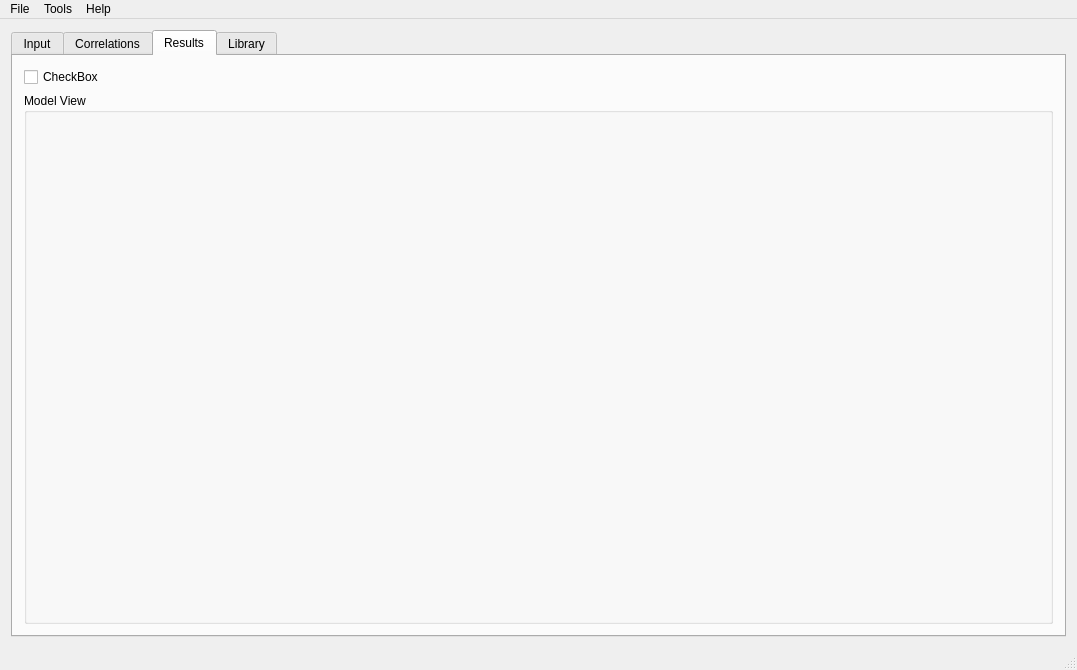
First picture: the form in mainwindow.ui, repository ateixeira0163/PCHE, before the edit.
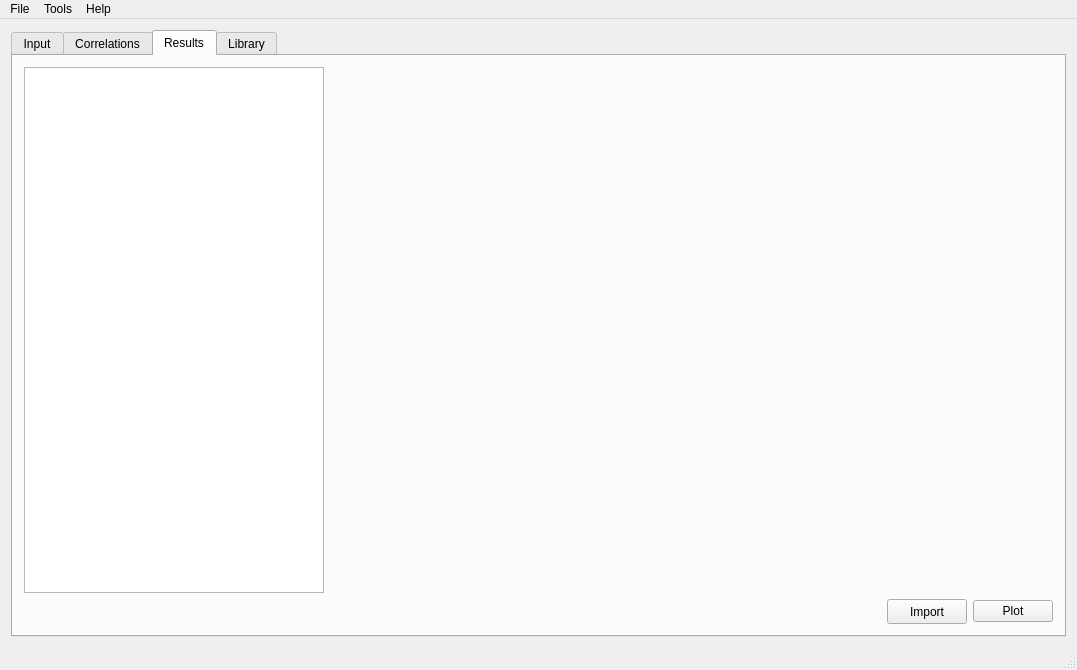
Second picture: the form after the edit. The open tabs and pages were chosen to show the change. Icons and pictures are not drawn. Custom widgets are drawn as their Qt base class.

Commit message: - Add import/plot results data

```diff
--- a/mainwindow.ui
+++ b/mainwindow.ui
@@ -1466,19 +1466,57 @@
        </attribute>
        <layout class="QGridLayout" name="gridLayout_3">
         <item row="0" column="0">
-         <widget class="QCheckBox" name="checkBox">
+         <widget class="QTableView" name="plotTable">
+          <property name="maximumSize">
+           <size>
+            <width>300</width>
+            <height>16777215</height>
+           </size>
+          </property>
+          <attribute name="horizontalHeaderVisible">
+           <bool>false</bool>
+          </attribute>
+          <attribute name="verticalHeaderVisible">
+           <bool>false</bool>
+          </attribute>
+         </widget>
+        </item>
+        <item row="1" column="3">
+         <widget class="QPushButton" name="importResults">
+          <property name="minimumSize">
+           <size>
+            <width>0</width>
+            <height>25</height>
+           </size>
+          </property>
           <property name="text">
-           <string>CheckBox</string>
+           <string>Import</string>
           </property>
          </widget>
         </item>
-        <item row="1" column="0">
-         <widget class="QGroupBox" name="groupBox_3">
-          <property name="title">
-           <string>Model View</string>
+        <item row="1" column="1">
+         <spacer name="horizontalSpacer_2">
+          <property name="orientation">
+           <enum>Qt::Horizontal</enum>
           </property>
+          <property name="sizeHint" stdset="0">
+           <size>
+            <width>40</width>
+            <height>20</height>
+           </size>
+          </property>
+         </spacer>
+        </item>
+        <item row="1" column="4">
+         <widget class="QPushButton" name="plotResults">
+          <property name="text">
+           <string>Plot</string>
+          </property>
          </widget>
         </item>
+        <item row="0" column="1" colspan="4">
+         <widget class="QCustomPlot" name="resultsPlot" native="true"/>
+        </item>
        </layout>
       </widget>
       <widget class="QWidget" name="libraryTab">
```
Left out of the diff: 3 changed lines with no effect on the pictures. The commit also changes 2 other files.
